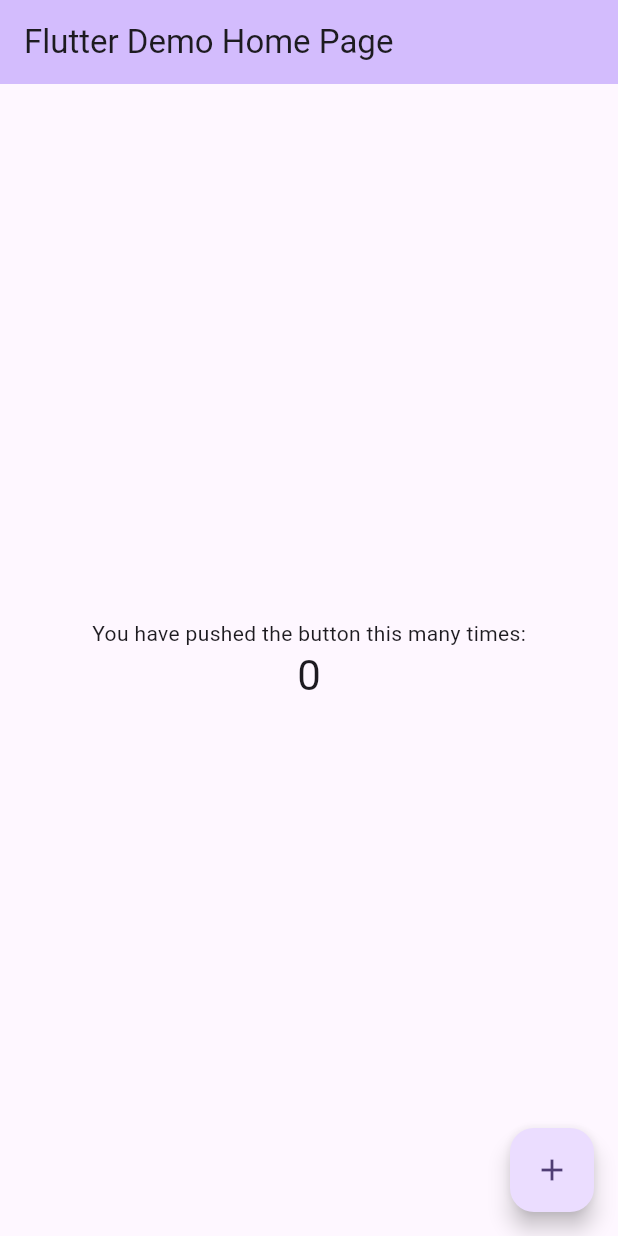
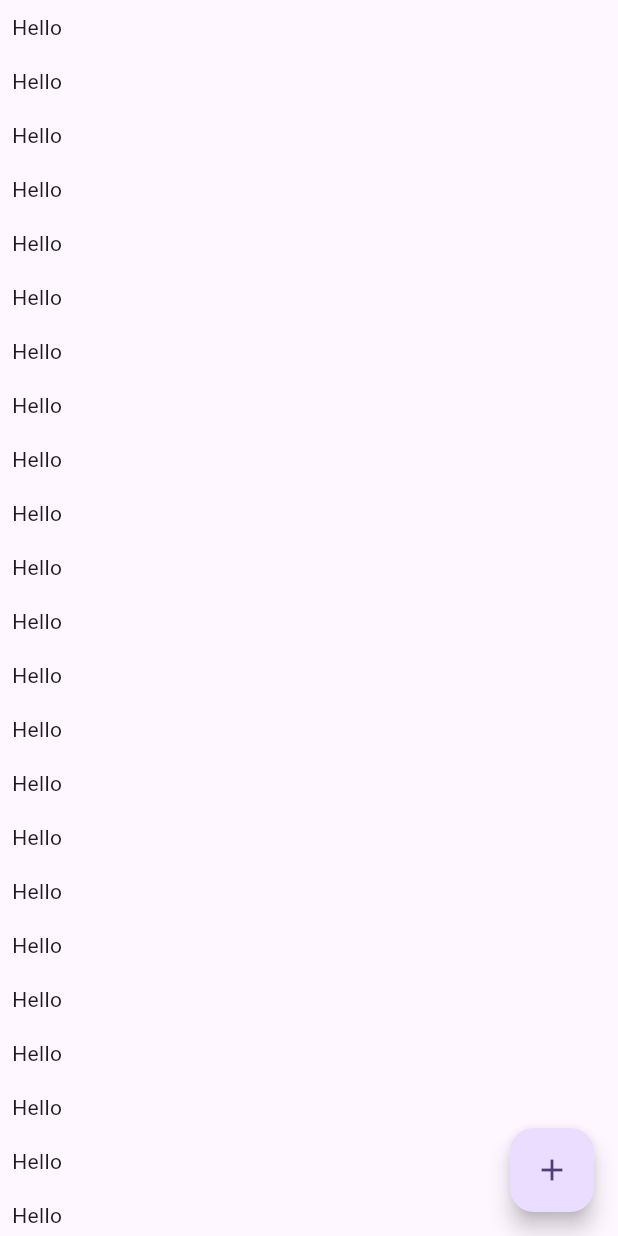
Before and after one commit to Armiron/flutter_chat_app, a Flutter app: the screen it shows after launch, on a phone screen of 412 x 824 dp. Run offline on Flutter 3.47's test engine with Material 3 defaults, Android fonts, the phone set to English and light mode, and no system bars; our stand-ins replace cloud_firestore, firebase_core; accounts and stored records are empty.

Commit message:
Added Firestore to the app, added realtime retrieval of chat messages from firestore

```diff
--- a/lib/main.dart
+++ b/lib/main.dart
@@ -1,6 +1,10 @@
 import 'package:flutter/material.dart';
+import 'package:firebase_core/firebase_core.dart';
+import 'package:flutter_chat_app/screens/chat_screen.dart';
 
-void main() {
+void main() async {
+  WidgetsFlutterBinding.ensureInitialized();
+  await Firebase.initializeApp();
   runApp(const MyApp());
 }
 
@@ -11,115 +15,12 @@ class MyApp extends StatelessWidget {
   @override
   Widget build(BuildContext context) {
     return MaterialApp(
-      title: 'Flutter Demo',
+      title: 'FlutterChat',
       theme: ThemeData(
-        // This is the theme of your application.
-        //
-        // TRY THIS: Try running your application with "flutter run". You'll see
-        // the application has a purple toolbar. Then, without quitting the app,
-        // try changing the seedColor in the colorScheme below to Colors.green
-        // and then invoke "hot reload" (save your changes or press the "hot
-        // reload" button in a Flutter-supported IDE, or press "r" if you used
-        // the command line to start the app).
-        //
-        // Notice that the counter didn't reset back to zero; the application
-        // state is not lost during the reload. To reset the state, use hot
-        // restart instead.
-        //
-        // This works for code too, not just values: Most code changes can be
-        // tested with just a hot reload.
         colorScheme: ColorScheme.fromSeed(seedColor: Colors.deepPurple),
         useMaterial3: true,
       ),
-      home: const MyHomePage(title: 'Flutter Demo Home Page'),
+      home: ChatScreen(),
     );
   }
 }
-
-class MyHomePage extends StatefulWidget {
-  const MyHomePage({super.key, required this.title});
-
-  // This widget is the home page of your application. It is stateful, meaning
-  // that it has a State object (defined below) that contains fields that affect
-  // how it looks.
-
-  // This class is the configuration for the state. It holds the values (in this
-  // case the title) provided by the parent (in this case the App widget) and
-  // used by the build method of the State. Fields in a Widget subclass are
-  // always marked "final".
-
-  final String title;
-
-  @override
-  State<MyHomePage> createState() => _MyHomePageState();
-}
-
-class _MyHomePageState extends State<MyHomePage> {
-  int _counter = 0;
-
-  void _incrementCounter() {
-    setState(() {
-      // This call to setState tells the Flutter framework that something has
-      // changed in this State, which causes it to rerun the build method below
-      // so that the display can reflect the updated values. If we changed
-      // _counter without calling setState(), then the build method would not be
-      // called again, and so nothing would appear to happen.
-      _counter++;
-    });
-  }
-
-  @override
-  Widget build(BuildContext context) {
-    // This method is rerun every time setState is called, for instance as done
-    // by the _incrementCounter method above.
-    //
-    // The Flutter framework has been optimized to make rerunning build methods
-    // fast, so that you can just rebuild anything that needs updating rather
-    // than having to individually change instances of widgets.
-    return Scaffold(
-      appBar: AppBar(
-        // TRY THIS: Try changing the color here to a specific color (to
-        // Colors.amber, perhaps?) and trigger a hot reload to see the AppBar
-        // change color while the other colors stay the same.
-        backgroundColor: Theme.of(context).colorScheme.inversePrimary,
-        // Here we take the value from the MyHomePage object that was created by
-        // the App.build method, and use it to set our appbar title.
-        title: Text(widget.title),
-      ),
-      body: Center(
-        // Center is a layout widget. It takes a single child and positions it
-        // in the middle of the parent.
-        child: Column(
-          // Column is also a layout widget. It takes a list of children and
-          // arranges them vertically. By default, it sizes itself to fit its
-          // children horizontally, and tries to be as tall as its parent.
-          //
-          // Column has various properties to control how it sizes itself and
-          // how it positions its children. Here we use mainAxisAlignment to
-          // center the children vertically; the main axis here is the vertical
-          // axis because Columns are vertical (the cross axis would be
-          // horizontal).
-          //
-          // TRY THIS: Invoke "debug painting" (choose the "Toggle Debug Paint"
-          // action in the IDE, or press "p" in the console), to see the
-          // wireframe for each widget.
-          mainAxisAlignment: MainAxisAlignment.center,
-          children: <Widget>[
-            const Text(
-              'You have pushed the button this many times:',
-            ),
-            Text(
-              '$_counter',
-              style: Theme.of(context).textTheme.headlineMedium,
-            ),
-          ],
-        ),
-      ),
-      floatingActionButton: FloatingActionButton(
-        onPressed: _incrementCounter,
-        tooltip: 'Increment',
-        child: const Icon(Icons.add),
-      ), // This trailing comma makes auto-formatting nicer for build methods.
-    );
-  }
-}
--- /dev/null
+++ b/lib/screens/chat_screen.dart
@@ -0,0 +1,33 @@
+import 'package:flutter/material.dart';
+import 'package:cloud_firestore/cloud_firestore.dart';
+
+class ChatScreen extends StatelessWidget {
+  const ChatScreen({super.key});
+
+  @override
+  Widget build(BuildContext context) {
+    return Scaffold(
+      body: ListView.builder(
+        itemBuilder: (context, index) => Container(
+          padding: const EdgeInsets.all(8),
+          child: const Text('Hello'),
+        ),
+      ),
+      floatingActionButton: FloatingActionButton(
+        onPressed: () {
+          FirebaseFirestore.instance
+              .collection('chats/ra4anI7XuHGPyMKElc8w/messages')
+              .snapshots()
+              .listen(
+            (data) {
+              data.docs.forEach((doc) {
+                print(doc['text']);
+              });
+            },
+          );
+        },
+        child: const Icon(Icons.add),
+      ),
+    );
+  }
+}
--- a/pubspec.yaml
+++ b/pubspec.yaml
@@ -34,6 +34,8 @@ dependencies:
   # The following adds the Cupertino Icons font to your application.
   # Use with the CupertinoIcons class for iOS style icons.
   cupertino_icons: ^1.0.8
+  cloud_firestore: ^5.6.1
+  firebase_core: ^3.10.0
 
 dev_dependencies:
   flutter_test:
```
Also changed, not shown: lib/screens/auth_screen.dart (added), pubspec.lock, 7 other files.
